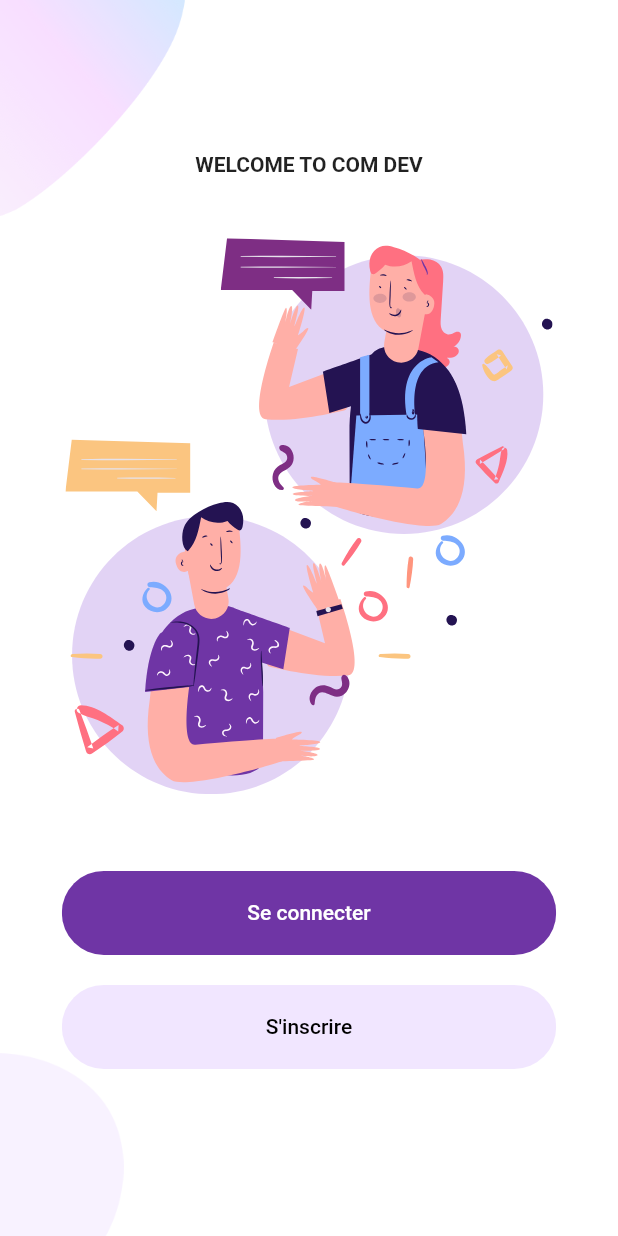
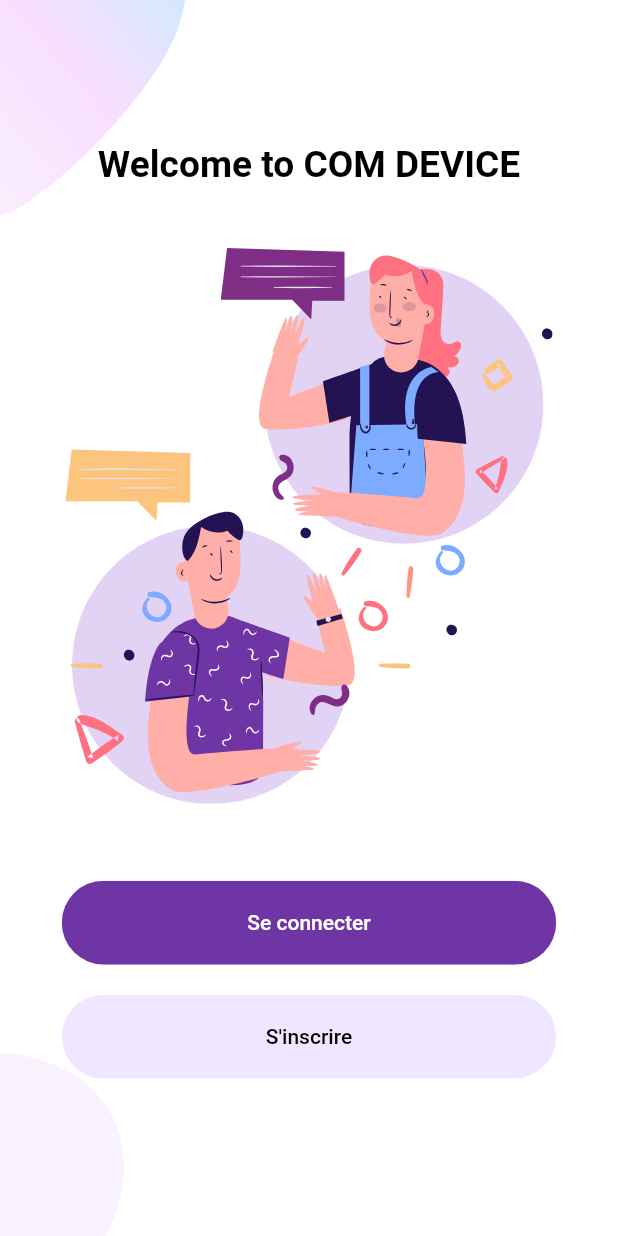
Before and after one commit to DAHOUE/memory_application, a Flutter app: the WelcomeScreen screen opened directly, on a phone screen of 412 x 824 dp. Run offline on Flutter 3.47's test engine with Material 2 defaults, Android fonts, the phone set to English and light mode, and no system bars; our stand-ins replace flutter_svg.

Commit message:
add widget of TextWithStyle and SplashScreen

```diff
--- a/lib/Screens/Welcome/components/body.dart
+++ b/lib/Screens/Welcome/components/body.dart
@@ -5,6 +5,7 @@ import 'package:memory_project/Screens/Welcome/components/background.dart';
 import 'package:memory_project/components/rounded_button.dart';
 import 'package:memory_project/constants.dart';
 import 'package:flutter_svg/svg.dart';
+import 'package:memory_project/components/rounded_text.dart';
 
 class Body extends StatelessWidget {
   @override
@@ -16,10 +17,12 @@ class Body extends StatelessWidget {
         child: Column(
           mainAxisAlignment: MainAxisAlignment.center,
           children: <Widget>[
-            Text(
+            /*Text(
               "WELCOME TO COM DEV",
               style: TextStyle(fontWeight: FontWeight.bold),
-            ),
+            ),*/
+            TextWithStyle(text: "Welcome to COM DEVICE", fontSize: size.height * 0.03 ,
+            fontWeight: FontWeight.bold, textAlign: TextAlign.center,),
             SizedBox(height: size.height * 0.05),
             SvgPicture.asset(
               "assets/icons/chat.svg",
--- /dev/null
+++ b/lib/components/rounded_text.dart
@@ -0,0 +1,21 @@
+import 'package:flutter/material.dart';
+
+class TextWithStyle extends StatelessWidget {
+  final String text;
+  final Color colors;
+  final double fontSize;
+  final TextAlign textAlign;
+  final FontWeight fontWeight;
+
+  TextWithStyle({Key key,
+    this.text, this.colors, this.fontSize, this.textAlign, this.fontWeight}) : super(key: key);
+
+  @override
+  Widget build(BuildContext context) {
+    return Text(
+      text,
+      textAlign: textAlign,
+      style: TextStyle(color: Colors.black, fontSize: fontSize, fontWeight: fontWeight),
+    );
+  }
+}
```
Also changed, not shown: lib/Screens/SplashScreen/splash_screen_screen.dart (+54 -15 lines), assets/images/xdomotik-recap--reseau.jpg.pagespeed.ic.nHLO-19u5p.jpeg (added).
